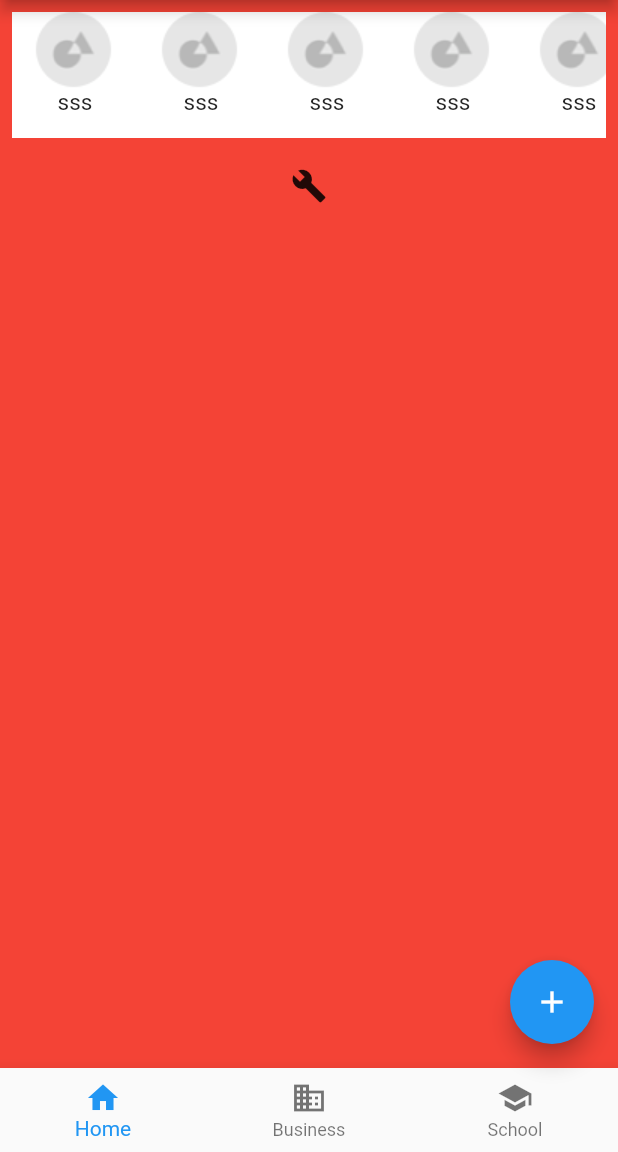
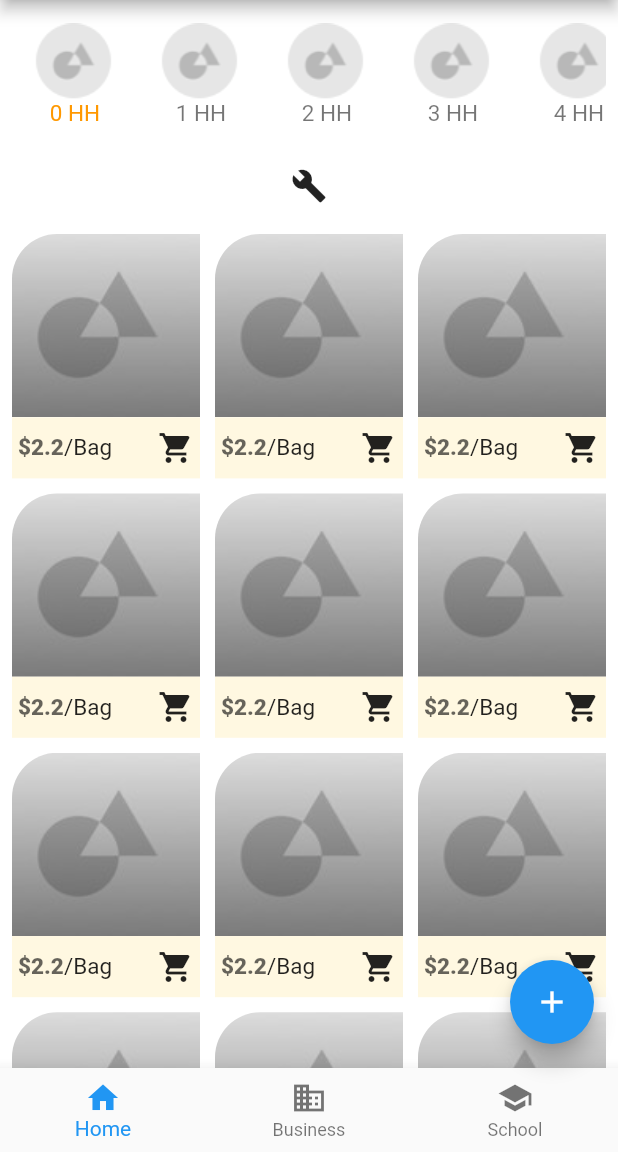
Before and after one commit to x122536638/flutter_demo2, a Flutter app: the MainPage screen opened directly, after a tap on the "build" icon, on a phone screen of 412 x 824 dp, the part 84-1236 px from its top. Run offline on Flutter 3.47's test engine with Material 2 defaults, Android fonts, the phone set to English and light mode, and no system bars; our stand-ins replace shared_preferences; accounts and stored records are empty.

Commit message:
一个view 可以事件回调,切换颜色,写好了,底部写了一个gridview

```diff
--- a/lib/customView/customView.dart
+++ b/lib/customView/customView.dart
@@ -1,7 +1,16 @@
 import 'package:flutter/cupertino.dart';
 import 'package:flutter/material.dart';
 
+
+//单个item
 class ClassifyItemWidget extends StatefulWidget {
+
+  ClassifyItemBean model;
+  void Function(int) callback;
+
+
+  ClassifyItemWidget(this.model,{this.callback});
+
   @override
   _ItemState createState() => _ItemState();
 }
@@ -9,12 +18,33 @@ class ClassifyItemWidget extends StatefulWidget {
 class _ItemState extends State<ClassifyItemWidget> {
   @override
   Widget build(BuildContext context) {
-    return Container(
-      color: Colors.white,
-      child: Column(children: <Widget>[
-        Image.asset('images/iconbg.png'),
-        Text('sss'),
-      ],),
+    return GestureDetector(
+      onTap:(){
+        widget.callback(widget.model.index);
+
+      },
+      child: Container(
+//        color: widget.model.selected ?Colors.green:Colors.white,
+        child: Column(
+          mainAxisAlignment: MainAxisAlignment.center,
+          children: <Widget>[
+          Image.asset('images/iconbg.png'),
+          Text(widget.model.text,style: TextStyle(color: widget.model.selected?Colors.orange:Colors.black54),),
+        ],),
+      ),
     );
   }
 }
+
+
+class ClassifyItemBean{
+
+  bool selected =false;
+  int  index;
+  String text ;
+  String imageStr;
+
+  ClassifyItemBean(this.selected,this.index, this.text, this.imageStr);
+
+
+}
--- /dev/null
+++ b/lib/customView/main_page_widget/item_card_widget.dart
@@ -0,0 +1,68 @@
+import 'package:flutter/material.dart';
+import 'package:flutter_app_client/res/colors.dart';
+import 'package:flutter_app_client/res/dp.dart';
+
+class ItemCardWidget extends StatefulWidget {
+  //需要1个模型 和2个事件
+  @override
+  _ItemCardWidgetState createState() => _ItemCardWidgetState();
+}
+
+class _ItemCardWidgetState extends State<ItemCardWidget> {
+  @override
+  Widget build(BuildContext context) {
+    return Container(
+//      decoration: BoxDecoration(borderRadius: BorderRadius.only(topLeft: Radius.circular(30)),color: Colors.red),
+      child: Column(
+        mainAxisSize: MainAxisSize.max,
+        children: <Widget>[
+//        Image.asset('images/iconbg2.png'),
+          Row(
+            children: <Widget>[
+              Expanded(
+                child: ClipRRect(
+                  borderRadius: BorderRadius.only(topLeft: Radius.circular(30)),
+                  child: Image.asset(
+                    'images/iconbg3.png',
+                    fit: BoxFit.cover,
+                  ),
+                ),
+              ),
+            ],
+          ),
+          Expanded(
+            child: Container(
+              padding: EdgeInsets.symmetric(horizontal: Dp.DP_4),
+//              color: Theme.of(context).primaryColor,
+                color: kCheckoutAmber50,
+                child: Row(
+                  children: <Widget>[
+                    Text(
+                      '\$2.2',
+                      style: TextStyle(
+                          fontWeight: FontWeight.w900, color: kColorFontBlack1),
+                    ),
+                    Text('/Bag'),
+                    Spacer(),
+
+                    GestureDetector(onTap: (){print('UP');},child: Icon(Icons.shopping_cart))
+
+
+//                    MaterialButton(child: Icon(Icons.cached),minWidth: 27,)
+//                  Container(width: 27,child: FlatButton(child: Icon(Icons.shopping_cart),onPressed: (){},))
+
+
+//                    Container(
+//                        padding: EdgeInsets.all(0),
+//                        width: 27,child: IconButton(icon: Icon(Icons.build), onPressed: (){}))
+
+//                    IconButton(
+//                        icon: Icon(Icons.shopping_cart), onPressed: () {})
+                  ],
+                )),
+          ),
+        ],
+      ),
+    );
+  }
+}
--- a/lib/main.dart
+++ b/lib/main.dart
@@ -14,6 +14,8 @@ var bus = new EventBus();
 
 void main() {
   debugPaintSizeEnabled = false;
+//  debugPaintSizeEnabled = true;
+
   runApp(new MyApp(key:globalKey2));
 }
 
--- a/lib/page/shop_page.dart
+++ b/lib/page/shop_page.dart
@@ -1,13 +1,54 @@
 import 'package:flutter/cupertino.dart';
 import 'package:flutter/material.dart';
 import 'package:flutter_app_client/customView/customView.dart';
+import 'package:flutter_app_client/customView/main_page_widget/item_card_widget.dart';
+//page1
 
 class ShopPage extends StatefulWidget {
   @override
   _ShopPageState createState() => _ShopPageState();
 }
 
-class _ShopPageState extends State<ShopPage> {
+class _ShopPageState extends State<ShopPage> with AutomaticKeepAliveClientMixin{
+
+
+  int  selectedIndex ;
+  List<ClassifyItemBean> items ;
+//  = List.generate(20,(int index){
+//    return ClassifyItemBean(index== 0 ,index, '$index HH', '');
+//  });
+
+
+  @override
+  void initState() {
+
+
+
+    selectedIndex = 0;
+    items = List.generate(20,(int index){
+      return ClassifyItemBean(index== 0 ,index, '$index HH', '');
+    });
+
+
+    super.initState();
+
+  }
+
+
+  void changeSelectedIndex(int  index){
+
+    if(selectedIndex == index) return;
+    setState(() {
+
+      ClassifyItemBean model = items[selectedIndex];
+      model.selected = false;
+      selectedIndex =index;
+      ClassifyItemBean model2 = items[selectedIndex];
+      model2.selected = true;
+    });
+
+  }
+
   bool open = true;
 
   void changeOpenState() {
@@ -16,33 +57,6 @@ class _ShopPageState extends State<ShopPage> {
     });
   }
 
-  void xx() {
-    ListView();
-  }
-
-//  get v1 {
-//    if (open) {
-//      return SliverGrid(
-//        delegate: SliverChildBuilderDelegate(
-//          (BuildContext context, int index) {
-//            return Text(index.toString());
-//          },
-//          childCount: 40,
-//        ),
-//        gridDelegate:
-//            SliverGridDelegateWithFixedCrossAxisCount(crossAxisCount: 4),
-//      );
-//    } else {
-//      return SliverList(
-//        delegate: SliverChildBuilderDelegate(
-//          (BuildContext context, int index) {
-//            return Text(index.toString());
-//          },
-//          childCount: 40,
-//        ),
-//      );
-//    }
-//  }
 
 
 
@@ -61,10 +75,14 @@ get v1{
                 crossAxisCount: 4, //每行三列
                 childAspectRatio: 1.0 //显示区域宽高相等
             ),
-            itemCount:20,
+            itemCount:items.length,
             itemBuilder: (context, index) {
 
-              return ClassifyItemWidget();
+              return ClassifyItemWidget(items[index],callback: (int index2 ){
+
+                changeSelectedIndex(index2);
+
+              },);
             }
         );
     }else{
@@ -79,32 +97,49 @@ get v1{
                 crossAxisCount: 1, //每行三列
                 childAspectRatio: 1.0 //显示区域宽高相等
             ),
-            itemCount:20,
+            itemCount:items.length,
             itemBuilder: (context, index) {
+              return ClassifyItemWidget(items[index],callback: (int index2 ){
 
-              return ClassifyItemWidget();
+                changeSelectedIndex(index2);
+
+              },);
             }
         ),
       );
     }
 
-  return GridView.builder(
-      gridDelegate: SliverGridDelegateWithFixedCrossAxisCount(
-          crossAxisCount: 3, //每行三列
-          childAspectRatio: 1.0 //显示区域宽高相等
-      ),
-      itemCount:40,
-      itemBuilder: (context, index) {
 
-        return Text(index.toString());
-      }
-  );
+  }
+
+
+  get v2{
+
+      return Padding(
+        padding: const EdgeInsets.all(8.0),
+        child: GridView.builder(
+          shrinkWrap: true,
+          physics: ClampingScrollPhysics(),
+            gridDelegate: SliverGridDelegateWithFixedCrossAxisCount(
+                crossAxisCount: 3, //每行三列
+                crossAxisSpacing: 10,
+                mainAxisSpacing: 10,
+                childAspectRatio: 1/1.3, //显示区域宽高相等
+            ),
+            itemCount:40,
+            itemBuilder: (context, index) {
+              return ItemCardWidget();
+            }
+        ),
+      );
+
+
   }
 
   @override
   Widget build(BuildContext context) {
     return Container(
-      color: Colors.red,
+      color: Colors.white,
       child:
 //
 //      v1,
@@ -117,6 +152,7 @@ get v1{
           IconButton(icon: Icon(Icons.build), onPressed: (){
             changeOpenState();
           }),
+          v2,
 
 
         ],
@@ -126,4 +162,8 @@ get v1{
 
     );
   }
+
+  @override
+  // TODO: implement wantKeepAlive
+  bool get wantKeepAlive => true;
 }
--- a/lib/res/colors.dart
+++ b/lib/res/colors.dart
@@ -1,22 +1,24 @@
 
 import 'package:flutter/material.dart';
 
-//const kCheckoutAmber50 = Color(0xFFFFF8E1);
-//const kCheckoutAmber100 = Color(0xFFFFECB3);
-//const kCheckoutAmber200 = Color(0xFFFFE082);
-//const kCheckoutAmber500 = Color(0xFFFFC107);
-//const kCheckoutAmber800 = Color(0xFFFF8F00);
-//
-//const kCheckoutGrey50 = Color(0xFFE7E7E7);
-//const kCheckoutGrey100 = Color(0xFFF5F5F5);
-//const kCheckoutGrey200 = Color(0xFFEBE4CF);
-//const kCheckoutGrey800 = Color(0xFF545149);
-//const kCheckouBlack87 = Color(0xDE000000);
-//
-//const kCheckoutRed500 = Color(0xFFF44336);
-//const kCheckoutErrorRed = Color(0xFFC5032B);
+const kCheckoutAmber50 = Color(0xFFFFF8E1);
+const kCheckoutAmber100 = Color(0xFFFFECB3);
+const kCheckoutAmber200 = Color(0xFFFFE082);
+const kCheckoutAmber500 = Color(0xFFFFC107);
+const kCheckoutAmber800 = Color(0xFFFF8F00);
+
+const kCheckoutGrey50 = Color(0xFFE7E7E7);
+const kCheckoutGrey100 = Color(0xFFF5F5F5);
+const kCheckoutGrey200 = Color(0xFFEBE4CF);
+const kCheckoutGrey800 = Color(0xFF545149);
+const kCheckouBlack87 = Color(0xDE000000);
+
+const kCheckoutRed500 = Color(0xFFF44336);
+const kCheckoutErrorRed = Color(0xFFC5032B);
 
 
 
 
 const kColorNav = Color(0xffFFD54F);
+
+const kColorFontBlack1 = Color(0x99000000);
--- a/lib/res/dp.dart
+++ b/lib/res/dp.dart
@@ -1,6 +1,13 @@
 import 'constant.dart';
 
 class Dp {
+
+
+
+
+  static const double PADDING_SPACE = 4 * Constant.UNIT;
+
+
   static const double MARGIN_SPACE = 24 * Constant.UNIT;
   static const double MARGIN_TOP_BOTTOM = 72 * Constant.UNIT;
   static const double BUTTON_HEIGHT = 96 * Constant.UNIT;
--- a/pubspec.yaml
+++ b/pubspec.yaml
@@ -65,6 +65,8 @@ flutter:
 
   assets:
     - images/iconbg.png
+    - images/iconbg2.png
+    - images/iconbg3.png
 #   - resoues/images/iconbg.png
 
   # An image asset can refer to one or more resolution-specific "variants", see
```
Also changed, not shown: images/iconbg2.png (added), images/iconbg3.png (added), lib/resoues/images/iconbg.png (deleted), 3 other files.
